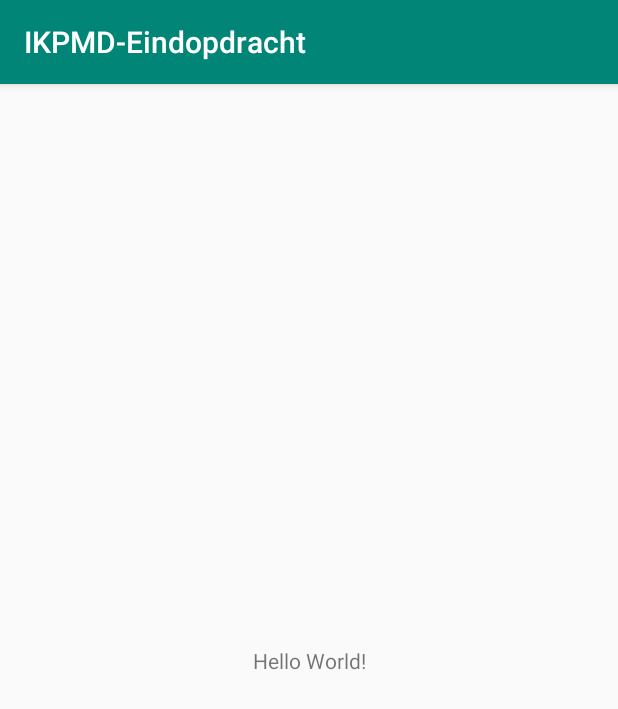
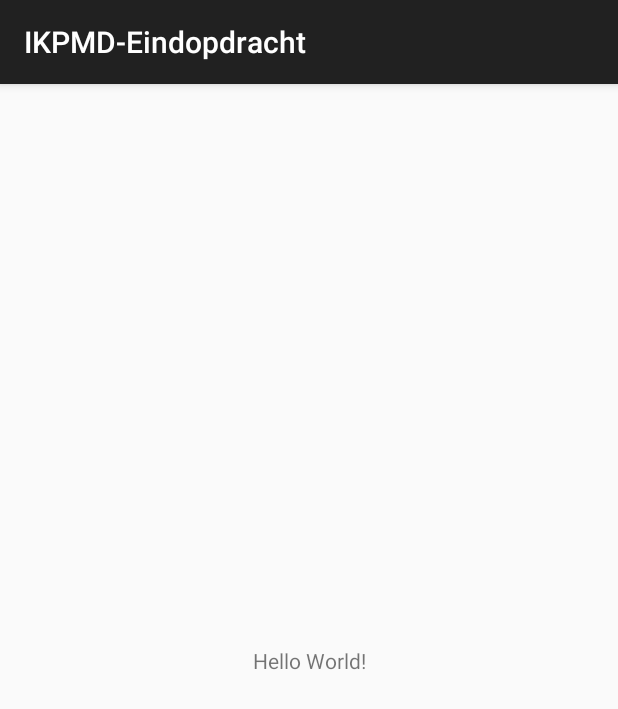
Before and after one commit to fleurvaneijk/IKPMD-Eindopdracht, an Android app: the screen it shows after launch (MainActivity), on a phone screen of 412 x 824 dp. Shown: the top 709 px of the screen. Run offline under Robolectric (Android 15) with nearby library versions, the phone set to English and light mode, and no system bars.

Commit message:
added color scheme

```diff
--- a/app/src/main/res/values/colors.xml
+++ b/app/src/main/res/values/colors.xml
@@ -1,6 +1,9 @@
 <?xml version="1.0" encoding="utf-8"?>
 <resources>
-    <color name="colorPrimary">#008577</color>
-    <color name="colorPrimaryDark">#00574B</color>
-    <color name="colorAccent">#D81B60</color>
+    <color name="colorPrimary">#212121</color>
+    <color name="colorPrimaryLight">#484848</color>
+    <color name="colorPrimaryDark">#000000</color>
+    <color name="colorSecondary">#ff4081</color>
+    <color name="colorSecondaryLight">#ff79b0</color>
+    <color name="colorSecondaryDark">#c60055</color>
 </resources>
```
